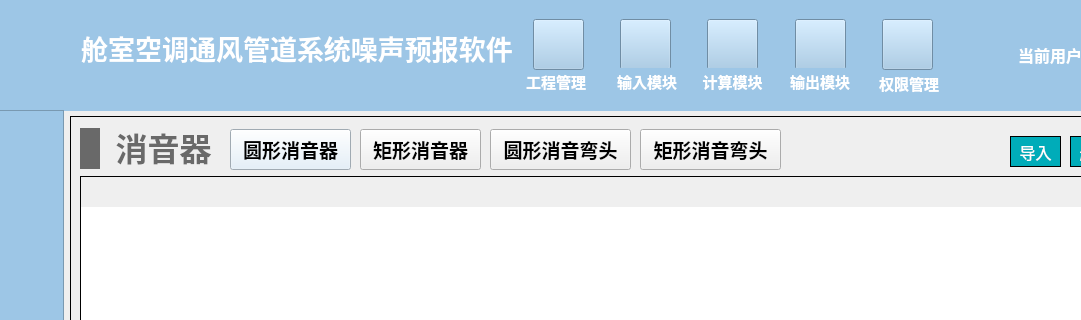
The window that NoiseCalSoft/widget.ui (haobana/NoiCal) describes before a commit, drawn with Qt 5; both pictures show x 129 to 1210 and y 0 to 320 of the 1391 by 801 pixel window.
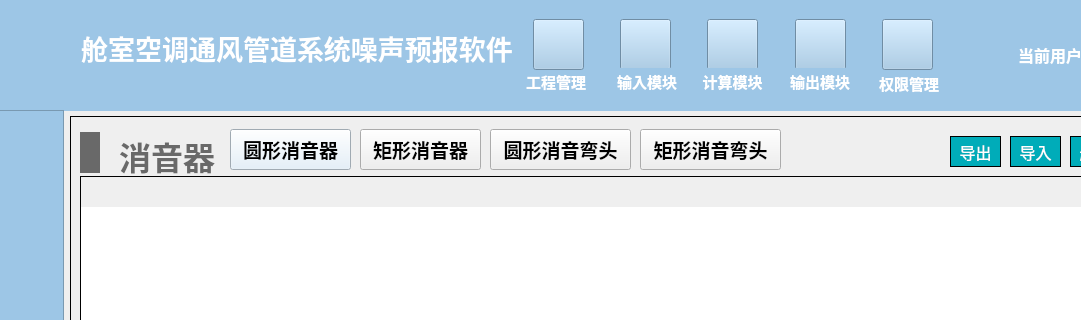
The same window after the commit. The open tabs and pages were chosen to show the change. Icons and pictures are not drawn.

Commit message: 导入导出功能

What changed in the file:
```diff
--- a/NoiseCalSoft/widget.ui
+++ b/NoiseCalSoft/widget.ui
@@ -7407,8 +7407,8 @@
        <rect>
         <x>10</x>
         <y>10</y>
-        <width>141</width>
-        <height>45</height>
+        <width>148</width>
+        <height>54</height>
        </rect>
       </property>
       <layout class="QHBoxLayout" name="horizontalLayout_34">
@@ -7443,6 +7443,7 @@
           <font>
            <family>Microsoft YaHei</family>
            <pointsize>24</pointsize>
+           <weight>75</weight>
            <bold>true</bold>
           </font>
          </property>
@@ -8027,6 +8028,41 @@
        <string>新增</string>
       </property>
      </widget>
+     <widget class="QPushButton" name="pushButton_silencer_output">
+      <property name="geometry">
+       <rect>
+        <x>880</x>
+        <y>20</y>
+        <width>51</width>
+        <height>31</height>
+       </rect>
+      </property>
+      <property name="font">
+       <font>
+        <family>黑体</family>
+        <pointsize>12</pointsize>
+       </font>
+      </property>
+      <property name="styleSheet">
+       <string notr="true">QPushButton
+{
+	color:#ffffff; /*文字颜色*/
+    background-color: #00ACB9;/*背景色*/
+    border-radius:0px; /*边框倒角*/
+	border: 1px solid #000000;
+}
+
+
+QPushButton:hover 
+{
+background-color: rgb(0,142,153);
+color: white;
+}</string>
+      </property>
+      <property name="text">
+       <string>导出</string>
+      </property>
+     </widget>
     </widget>
    </widget>
    <widget class="QWidget" name="page_air_diff_terminal_atten">
```
Left out of the diff: 875 changed lines with no effect on the pictures. The commit also changes 4 other files.
